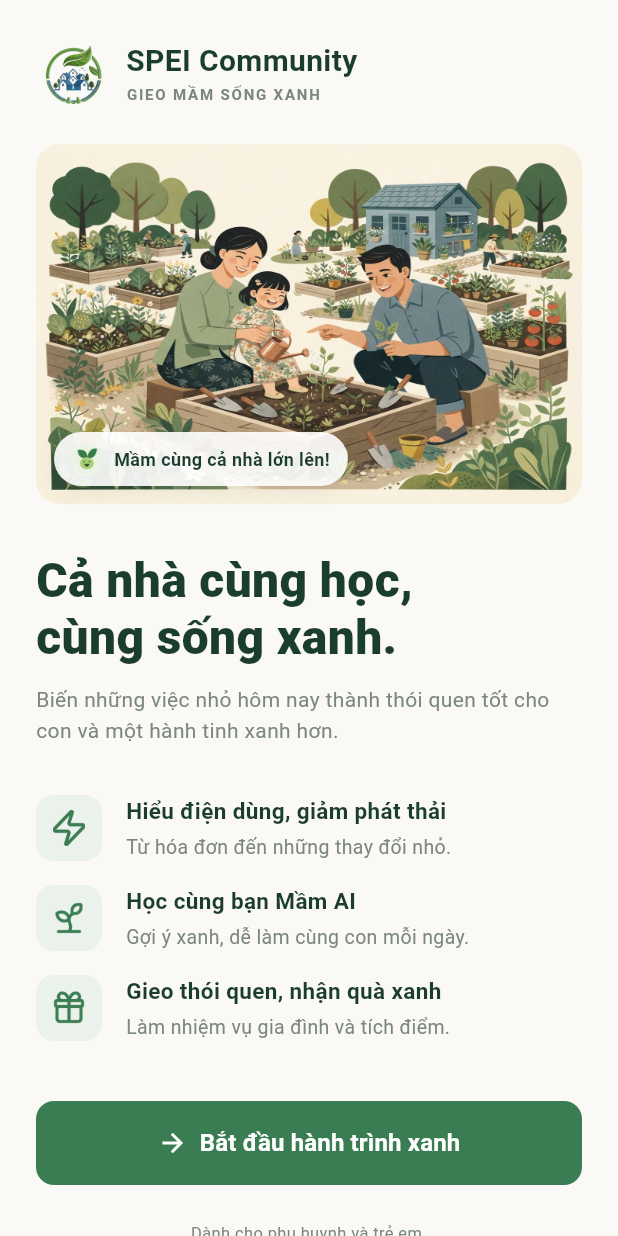
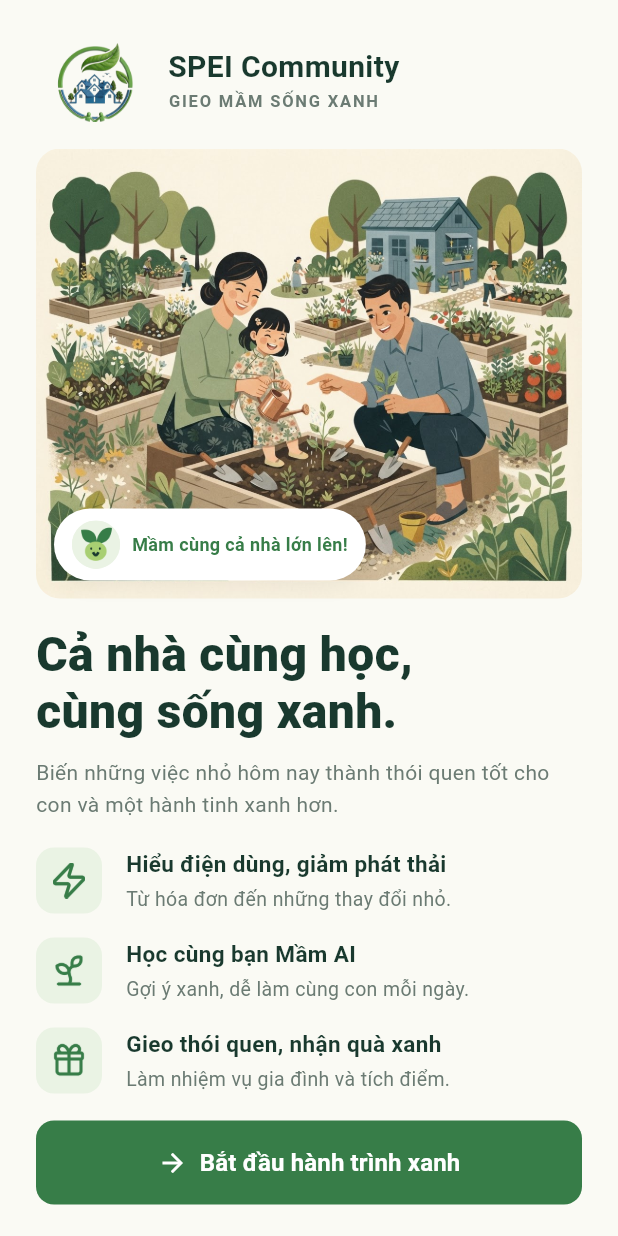
Before and after one commit to HoangAnhEm/SPEI-Community-App, a Flutter app: the screen it shows after launch, on a phone screen of 412 x 824 dp. Run offline on Flutter 3.47's test engine with Material 3 defaults, Android fonts, the phone set to English and light mode, and no system bars; our stand-ins replace dio, flutter_bloc, get_it, go_router, pinput; accounts and stored records are empty.

Commit message:
fix: Ui color

```diff
--- /dev/null
+++ b/lib/src/core/constants/app_colors.dart
@@ -0,0 +1,15 @@
+import 'package:flutter/material.dart';
+
+class AppColors {
+  static const Color background = Color(0xFFFAFAF4);
+  static const Color darkText = Color(0xFF19392E);
+  static const Color subText = Color(0xFF6B7B73);
+  static const Color primary = Color(0xFF377D48);
+  static const Color error = Color(0xFFC94A4A);
+  static const Color errorBg = Color(0xFFFEEFEF);
+  static const Color successBg = Color(0xFFEAF3E4);
+  static const Color divider = Color(0xFFE5E9E7);
+  static const Color warning = Color(0xFFB37322);
+  static const Color warningBg = Color(0xFFFFF4E5);
+  static const Color greyText = Color(0xFF6B7B73);
+}
--- a/lib/src/data/datasources/mock_auth_remote_data_source.dart
+++ b/lib/src/data/datasources/mock_auth_remote_data_source.dart
@@ -41,7 +41,7 @@ class MockAuthRemoteDataSource {
       id: 'u_999',
       email: _tempEmail ?? 'newuser@example.com',
       phone: _tempPhone ?? phone,
-      role: 'Người dùng',
+      role: 'Người dùng • Dành cho gia đình',
     );
   }
 
--- a/lib/src/presentation/screens/onboarding/onboarding_screen.dart
+++ b/lib/src/presentation/screens/onboarding/onboarding_screen.dart
@@ -1,5 +1,8 @@
 import 'package:flutter/material.dart';
+import '../../../../src/core/constants/app_colors.dart';
 import 'package:go_router/go_router.dart';
+
+import '../../widgets/auth_header.dart';
 
 class OnboardingScreen extends StatelessWidget {
   const OnboardingScreen({super.key});
@@ -7,12 +10,13 @@ class OnboardingScreen extends StatelessWidget {
   @override
   Widget build(BuildContext context) {
     // Colors based on the design
-    const backgroundColor = Color(0xFFFAF9F6);
-    const darkTextColor = Color(0xFF1B3D2F);
-    const subTextColor = Color(0xFF7B8780);
-    const buttonColor = Color(0xFF3B7D53);
-    const iconBgColor = Color(0xFFEBF1EB);
-    const iconColor = Color(0xFF3B7D53);
+    const backgroundColor = AppColors.background;
+    const darkTextColor = AppColors.darkText;
+    const subTextColor = AppColors.subText;
+    const mainTitleColor = AppColors.primary;
+    const buttonColor = AppColors.primary;
+    const iconBgColor = AppColors.successBg;
+    const iconColor = AppColors.primary;
 
     return Scaffold(
       backgroundColor: backgroundColor,
@@ -23,39 +27,8 @@ class OnboardingScreen extends StatelessWidget {
             crossAxisAlignment: CrossAxisAlignment.start,
             children: [
               // Header: Logo and Title
-              Row(
-                children: [
-                  Image.asset(
-                    'assets/icons/logo.png', // Logo nhỏ
-                    width: 48,
-                    height: 48,
-                  ),
-                  const SizedBox(width: 12),
-                  const Column(
-                    crossAxisAlignment: CrossAxisAlignment.start,
-                    children: [
-                      Text(
-                        'SPEI Community',
-                        style: TextStyle(
-                          fontSize: 20,
-                          fontWeight: FontWeight.bold,
-                          color: darkTextColor,
-                        ),
-                      ),
-                      Text(
-                        'GIEO MẦM SỐNG XANH',
-                        style: TextStyle(
-                          fontSize: 10,
-                          fontWeight: FontWeight.w600,
-                          color: subTextColor,
-                          letterSpacing: 1.2,
-                        ),
-                      ),
-                    ],
-                  ),
-                ],
-              ),
-              const SizedBox(height: 24),
+              const AuthHeader(showBackButton: false),
+              const SizedBox(height: 18),
 
               // Main Illustration with Chip
               Stack(
@@ -66,12 +39,12 @@ class OnboardingScreen extends StatelessWidget {
                     child: Image.asset(
                       'assets/images/onboarding_illustration.jpg',
                       width: double.infinity,
-                      height: 240,
+                      height: 300,
                       fit: BoxFit.fill,
                       errorBuilder: (context, error, stackTrace) {
                         return Container(
                           width: double.infinity,
-                          height: 240,
+                          height: 300,
                           decoration: BoxDecoration(
                             color: Colors.grey.shade300,
                             borderRadius: BorderRadius.circular(16),
@@ -89,7 +62,7 @@ class OnboardingScreen extends StatelessWidget {
                     child: Container(
                       padding: const EdgeInsets.symmetric(horizontal: 12, vertical: 8),
                       decoration: BoxDecoration(
-                        color: Colors.white.withOpacity(0.9),
+                        color: Colors.white,
                         borderRadius: BorderRadius.circular(24),
                         boxShadow: [
                           BoxShadow(
@@ -102,12 +75,22 @@ class OnboardingScreen extends StatelessWidget {
                       child: Row(
                         mainAxisSize: MainAxisSize.min,
                         children: [
-                          Image.asset(
-                            'assets/icons/mam_ai_avatar.png', // Avatar Mầm AI
-                            width: 20,
-                            height: 20,
-                            errorBuilder: (context, error, stackTrace) =>
-                                const Icon(Icons.eco, color: Colors.green, size: 20),
+                          Container(
+                            width: 32,
+                            height: 32,
+                            decoration: const BoxDecoration(
+                              color: AppColors.successBg,
+                              shape: BoxShape.circle,
+                            ),
+                            child: Center(
+                              child: Image.asset(
+                                'assets/icons/mam_ai_avatar.png', // Avatar Mầm AI
+                                width: 32,
+                                height: 32,
+                                errorBuilder: (context, error, stackTrace) =>
+                                    const Icon(Icons.eco, color: Colors.green, size: 20),
+                              ),
+                            ),
                           ),
                           const SizedBox(width: 8),
                           const Text(
@@ -115,7 +98,7 @@ class OnboardingScreen extends StatelessWidget {
                             style: TextStyle(
                               fontSize: 12,
                               fontWeight: FontWeight.w600,
-                              color: darkTextColor,
+                              color: mainTitleColor,
                             ),
                           ),
                         ],
@@ -124,7 +107,7 @@ class OnboardingScreen extends StatelessWidget {
                   ),
                 ],
               ),
-              const SizedBox(height: 32),
+              const SizedBox(height: 18),
 
               // Title and Subtitle
               const Text(
@@ -145,7 +128,7 @@ class OnboardingScreen extends StatelessWidget {
                   color: subTextColor,
                 ),
               ),
-              const SizedBox(height: 32),
+              const SizedBox(height: 18),
 
               // Feature List
               _buildFeatureItem(
@@ -177,7 +160,7 @@ class OnboardingScreen extends StatelessWidget {
                 darkTextColor: darkTextColor,
                 subTextColor: subTextColor,
               ),
-              const SizedBox(height: 40),
+              const SizedBox(height: 18),
 
               // Action Button
               SizedBox(
@@ -212,7 +195,7 @@ class OnboardingScreen extends StatelessWidget {
                   ),
                 ),
               ),
-              const SizedBox(height: 24),
+              const SizedBox(height: 18),
 
               // Footer Text
               const Center(
@@ -232,7 +215,7 @@ class OnboardingScreen extends StatelessWidget {
                   'Bản mẫu giao diện • Dữ liệu minh họa',
                   style: TextStyle(
                     fontSize: 10,
-                    color: Color(0xFFB0B8B4),
+                    color: AppColors.subText,
                   ),
                 ),
               ),
--- a/lib/src/presentation/widgets/auth_header.dart
+++ b/lib/src/presentation/widgets/auth_header.dart
@@ -1,4 +1,5 @@
 import 'package:flutter/material.dart';
+import '../../../src/core/constants/app_colors.dart';
 import 'package:go_router/go_router.dart';
 
 class AuthHeader extends StatelessWidget {
@@ -13,8 +14,8 @@ class AuthHeader extends StatelessWidget {
 
   @override
   Widget build(BuildContext context) {
-    const darkTextColor = Color(0xFF1B3D2F);
-    const subTextColor = Color(0xFF7B8780);
+    const darkTextColor = AppColors.darkText;
+    const subTextColor = AppColors.subText;
 
     return Column(
       crossAxisAlignment: CrossAxisAlignment.start,
@@ -24,8 +25,8 @@ class AuthHeader extends StatelessWidget {
           children: [
             Image.asset(
               'assets/icons/logo.png', // Thay thế bằng logo.png
-              width: 40,
-              height: 40,
+              width: 76,
+              height: 57,
             ),
             const SizedBox(width: 12),
             const Column(
@@ -34,7 +35,7 @@ class AuthHeader extends StatelessWidget {
                 Text(
                   'SPEI Community',
                   style: TextStyle(
-                    fontSize: 18,
+                    fontSize: 20,
                     fontWeight: FontWeight.bold,
                     color: darkTextColor,
                   ),
@@ -42,7 +43,7 @@ class AuthHeader extends StatelessWidget {
                 Text(
                   'GIEO MẦM SỐNG XANH',
                   style: TextStyle(
-                    fontSize: 10,
+                    fontSize: 11,
                     fontWeight: FontWeight.w600,
                     color: subTextColor,
                     letterSpacing: 1.2,
@@ -52,7 +53,8 @@ class AuthHeader extends StatelessWidget {
             ),
           ],
         ),
-        const SizedBox(height: 24),
+        if (showBackButton)
+          const SizedBox(height: 24),
         // Back Button & Step Text
         if (showBackButton)
           Row(
@@ -74,8 +76,8 @@ class AuthHeader extends StatelessWidget {
                       'assets/icons/ic_back.png',
                       width: 20,
                       height: 20,
-                      color: const Color(0xFF3B7D53),
-                      errorBuilder: (context, error, stackTrace) => const Icon(Icons.arrow_back, color: Color(0xFF3B7D53), size: 20), // Fallback tạm
+                      color: AppColors.primary,
+                      errorBuilder: (context, error, stackTrace) => const Icon(Icons.arrow_back, color: AppColors.primary, size: 20), // Fallback tạm
                     ),
                   ),
                 ),
--- a/lib/src/presentation/widgets/custom_text_field.dart
+++ b/lib/src/presentation/widgets/custom_text_field.dart
@@ -1,4 +1,5 @@
 import 'package:flutter/material.dart';
+import '../../../src/core/constants/app_colors.dart';
 
 class CustomTextField extends StatelessWidget {
   final String label;
@@ -24,7 +25,7 @@ class CustomTextField extends StatelessWidget {
 
   @override
   Widget build(BuildContext context) {
-    const darkTextColor = Color(0xFF1B3D2F);
+    const darkTextColor = AppColors.darkText;
 
     return Column(
       crossAxisAlignment: CrossAxisAlignment.start,
@@ -62,7 +63,7 @@ class CustomTextField extends StatelessWidget {
             focusedBorder: OutlineInputBorder(
               borderRadius: BorderRadius.circular(12),
               borderSide: BorderSide(
-                color: errorText != null ? Colors.red : const Color(0xFF3B7D53),
+                color: errorText != null ? Colors.red : AppColors.primary,
                 width: 1.5
               ),
             ),
--- a/lib/src/presentation/widgets/primary_button.dart
+++ b/lib/src/presentation/widgets/primary_button.dart
@@ -1,4 +1,5 @@
 import 'package:flutter/material.dart';
+import '../../../src/core/constants/app_colors.dart';
 
 class PrimaryButton extends StatelessWidget {
   final String text;
@@ -18,7 +19,7 @@ class PrimaryButton extends StatelessWidget {
 
   @override
   Widget build(BuildContext context) {
-    const buttonColor = Color(0xFF3B7D53);
+    const buttonColor = AppColors.primary;
     const disabledColor = Color(0xFFA5C3B1);
 
     return SizedBox(
```
Also changed, not shown: lib/src/presentation/screens/auth/login_screen.dart (+55 -24 lines), lib/src/presentation/screens/auth/register_step1_screen.dart (+10 -8 lines), lib/src/presentation/screens/auth/register_step2_screen.dart (+26 -21 lines), lib/src/presentation/screens/auth/register_step3_screen.dart (+9 -8 lines), assets/icons/ic_check_circle.png, assets/icons/ic_info.png.
